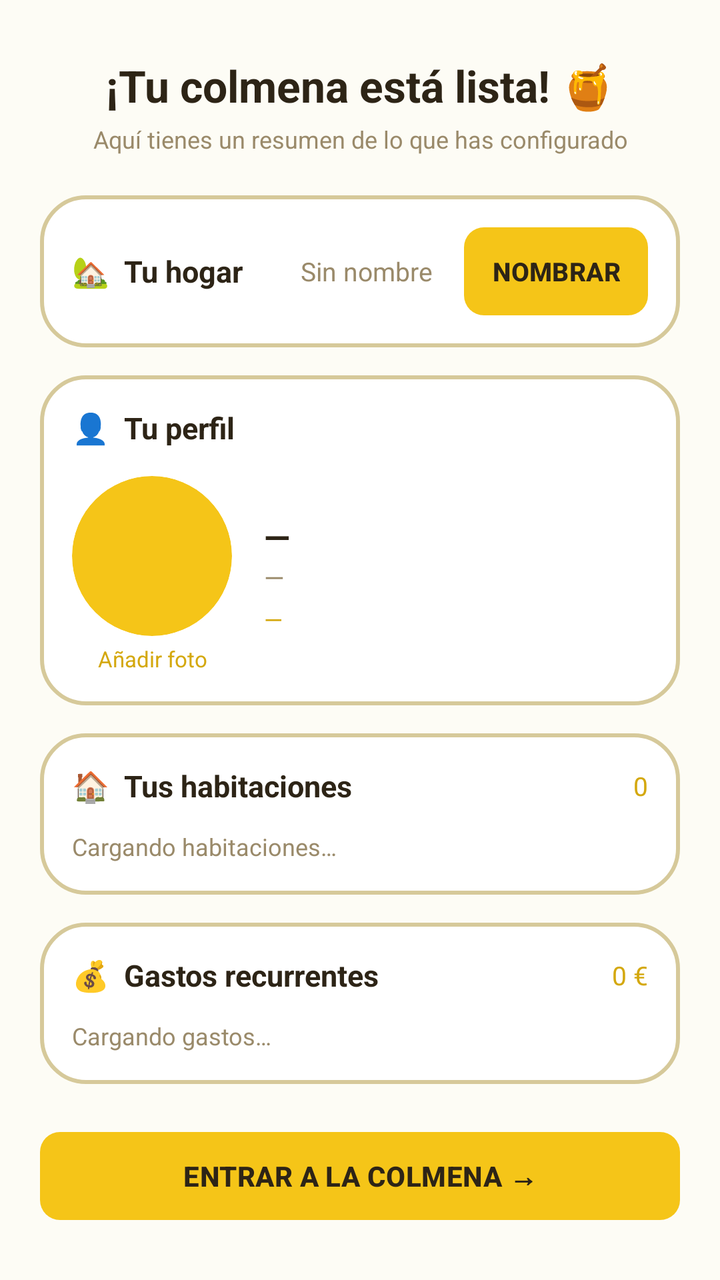
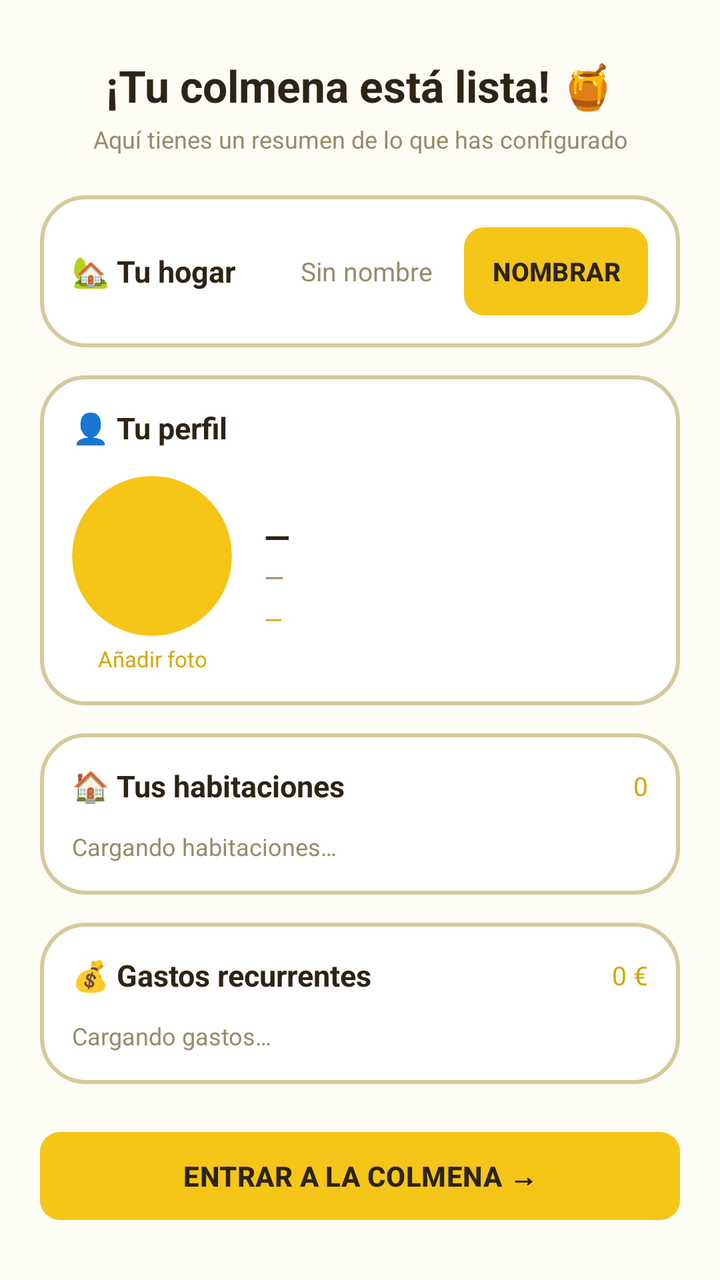

The first picture is an Android layout as it rendered before a commit; the second is the same layout after the commit. The layout source and the unified diff follow.
<!-- AndroidManifest.xml: application theme Theme.HomneyApp -->
<!-- res/layout/activity_activity4_resumen_registro.xml -->
<?xml version="1.0" encoding="utf-8"?>
<FrameLayout xmlns:android="http://schemas.android.com/apk/res/android"
    xmlns:app="http://schemas.android.com/apk/res-auto"
    android:layout_width="match_parent"
    android:layout_height="match_parent"
    android:background="@color/background">

    
    <ScrollView
        android:id="@+id/scroll_resumen"
        android:layout_width="match_parent"
        android:layout_height="match_parent"
        android:fillViewport="true"
        android:paddingBottom="16dp">

        <LinearLayout
            android:layout_width="match_parent"
            android:layout_height="wrap_content"
            android:orientation="vertical"
            android:padding="20dp">

            
            <TextView
                android:layout_width="match_parent"
                android:layout_height="wrap_content"
                android:text="¡Tu colmena está lista! 🍯"
                android:textColor="@color/text"
                android:textSize="22sp"
                android:textStyle="bold"
                android:gravity="center"
                android:layout_marginTop="8dp"
                android:layout_marginBottom="4dp" />

            <TextView
                android:layout_width="match_parent"
                android:layout_height="wrap_content"
                android:text="Aquí tienes un resumen de lo que has configurado"
                style="@style/Homney.Text.Muted"
                android:gravity="center"
                android:layout_marginBottom="20dp" />

            
            <LinearLayout
                android:id="@+id/card_hogar_nombre"
                android:layout_width="match_parent"
                android:layout_height="wrap_content"
                android:orientation="horizontal"
                android:gravity="center_vertical"
                android:background="@drawable/bg_auth_box"
                android:padding="16dp"
                android:layout_marginBottom="14dp">

                <TextView
                    android:layout_width="0dp"
                    android:layout_height="wrap_content"
                    android:layout_weight="1"
                    android:text="🏡  Tu hogar"
                    android:textColor="@color/text"
                    android:textSize="15sp"
                    android:textStyle="bold" />

                <TextView
                    android:id="@+id/tv_nombre_hogar_resumen"
                    android:layout_width="0dp"
                    android:layout_height="wrap_content"
                    android:layout_weight="1"
                    android:text="Sin nombre"
                    android:textColor="@color/muted"
                    android:textSize="13sp"
                    android:gravity="center"
                    android:ellipsize="end"
                    android:maxLines="1" />

                <Button
                    android:id="@+id/btn_nombrar_hogar"
                    style="@style/Homney.Button.Primary"
                    android:layout_width="wrap_content"
                    android:layout_height="wrap_content"
                    android:text="Nombrar"
                    android:textSize="13sp"
                    android:paddingStart="14dp"
                    android:paddingEnd="14dp" />
            </LinearLayout>

            
            <LinearLayout
                android:layout_width="match_parent"
                android:layout_height="wrap_content"
                android:orientation="vertical"
                android:background="@drawable/bg_auth_box"
                android:padding="16dp"
                android:layout_marginBottom="14dp">

                <TextView
                    android:layout_width="wrap_content"
                    android:layout_height="wrap_content"
                    android:text="👤  Tu perfil"
                    android:textColor="@color/text"
                    android:textSize="15sp"
                    android:textStyle="bold"
                    android:layout_marginBottom="14dp" />

                
                <LinearLayout
                    android:layout_width="match_parent"
                    android:layout_height="wrap_content"
                    android:orientation="horizontal"
                    android:gravity="center_vertical">

                    
                    <LinearLayout
                        android:layout_width="wrap_content"
                        android:layout_height="wrap_content"
                        android:orientation="vertical"
                        android:gravity="center"
                        android:layout_marginEnd="16dp">

                        <ImageView
                            android:id="@+id/iv_avatar_resumen"
                            android:layout_width="80dp"
                            android:layout_height="80dp"
                            android:scaleType="centerCrop"
                            android:background="@drawable/bg_avatar_circle"
                            android:clipToOutline="true" />

                        <TextView
                            android:id="@+id/tv_cambiar_foto_resumen"
                            android:layout_width="wrap_content"
                            android:layout_height="wrap_content"
                            android:text="Añadir foto"
                            android:textColor="@color/accent_dark"
                            android:textSize="11sp"
                            android:paddingTop="4dp"
                            android:gravity="center" />
                    </LinearLayout>

                    
                    <LinearLayout
                        android:layout_width="0dp"
                        android:layout_height="wrap_content"
                        android:layout_weight="1"
                        android:orientation="vertical">

                        <TextView
                            android:id="@+id/tv_nombre_resumen"
                            android:layout_width="wrap_content"
                            android:layout_height="wrap_content"
                            android:text="—"
                            android:textColor="@color/text"
                            android:textSize="17sp"
                            android:textStyle="bold" />

                        <TextView
                            android:id="@+id/tv_email_resumen"
                            android:layout_width="wrap_content"
                            android:layout_height="wrap_content"
                            android:text="—"
                            style="@style/Homney.Text.Muted"
                            android:textSize="13sp" />

                        <TextView
                            android:id="@+id/tv_rol_resumen"
                            android:layout_width="wrap_content"
                            android:layout_height="wrap_content"
                            android:text="—"
                            android:textColor="@color/accent_dark"
                            android:textSize="12sp"
                            android:layout_marginTop="4dp" />
                    </LinearLayout>
                </LinearLayout>
            </LinearLayout>

            
            <LinearLayout
                android:layout_width="match_parent"
                android:layout_height="wrap_content"
                android:orientation="vertical"
                android:background="@drawable/bg_auth_box"
                android:padding="16dp"
                android:layout_marginBottom="14dp">

                <LinearLayout
                    android:layout_width="match_parent"
                    android:layout_height="wrap_content"
                    android:orientation="horizontal"
                    android:gravity="center_vertical"
                    android:layout_marginBottom="12dp">

                    <TextView
                        android:layout_width="0dp"
                        android:layout_height="wrap_content"
                        android:layout_weight="1"
                        android:text="🏠  Tus habitaciones"
                        android:textColor="@color/text"
                        android:textSize="15sp"
                        android:textStyle="bold" />

                    <TextView
                        android:id="@+id/tv_num_habitaciones"
                        android:layout_width="wrap_content"
                        android:layout_height="wrap_content"
                        android:text="0"
                        android:textColor="@color/accent_dark"
                        android:textSize="13sp" />
                </LinearLayout>

                
                <LinearLayout
                    android:id="@+id/ll_habitaciones_resumen"
                    android:layout_width="match_parent"
                    android:layout_height="wrap_content"
                    android:orientation="vertical">

                    
                    <TextView
                        android:id="@+id/tv_hab_loading"
                        style="@style/Homney.Text.Muted"
                        android:layout_width="wrap_content"
                        android:layout_height="wrap_content"
                        android:text="Cargando habitaciones…" />
                </LinearLayout>
            </LinearLayout>

            
            <LinearLayout
                android:layout_width="match_parent"
                android:layout_height="wrap_content"
                android:orientation="vertical"
                android:background="@drawable/bg_auth_box"
                android:padding="16dp"
                android:layout_marginBottom="24dp">

                <LinearLayout
                    android:layout_width="match_parent"
                    android:layout_height="wrap_content"
                    android:orientation="horizontal"
                    android:gravity="center_vertical"
                    android:layout_marginBottom="12dp">

                    <TextView
                        android:layout_width="0dp"
                        android:layout_height="wrap_content"
                        android:layout_weight="1"
                        android:text="💰  Gastos recurrentes"
                        android:textColor="@color/text"
                        android:textSize="15sp"
                        android:textStyle="bold" />

                    <TextView
                        android:id="@+id/tv_total_gastos"
                        android:layout_width="wrap_content"
                        android:layout_height="wrap_content"
                        android:text="0 €"
                        android:textColor="@color/accent_dark"
                        android:textSize="13sp" />
                </LinearLayout>

                
                <LinearLayout
                    android:id="@+id/ll_gastos_resumen"
                    android:layout_width="match_parent"
                    android:layout_height="wrap_content"
                    android:orientation="vertical">

                    <TextView
                        android:id="@+id/tv_gastos_loading"
                        style="@style/Homney.Text.Muted"
                        android:layout_width="wrap_content"
                        android:layout_height="wrap_content"
                        android:text="Cargando gastos…" />
                </LinearLayout>
            </LinearLayout>

            
            <Button
                android:id="@+id/btn_entrar_colmena"
                style="@style/Homney.Button.Primary"
                android:layout_width="match_parent"
                android:layout_height="wrap_content"
                android:text="Entrar a la colmena →"
                android:layout_marginBottom="8dp" />

        </LinearLayout>
    </ScrollView>


</FrameLayout>
<!-- resources referenced by this layout -->
<resources>
  <color name="accent_dark">#D4A80E</color>
  <color name="background">#FDFCF5</color>
  <color name="muted">#9A8A6A</color>
  <color name="text">#2D2416</color>
  <!-- drawable bg_auth_box (drawable) -->
  <?xml version="1.0" encoding="utf-8"?>
  <shape xmlns:android="http://schemas.android.com/apk/res/android"
      android:shape="rectangle">
      <solid android:color="@color/surface" />
      <stroke android:width="2dp" android:color="@color/border2" />
      <corners android:radius="22dp" />
  </shape>
  <!-- drawable bg_avatar_circle (drawable) -->
  <?xml version="1.0" encoding="utf-8"?>
  <shape xmlns:android="http://schemas.android.com/apk/res/android"
      android:shape="oval">
      <solid android:color="@color/accent" />
  </shape>
  <style name="Homney.Button.Primary" parent="Homney.Button.Base">
          <item name="android:background">@drawable/bg_button_primary</item>
          <item name="android:textColor">@color/text</item>
      </style>
  <style name="Homney.Text.Muted" parent="Homney.Text">
          <item name="android:textColor">@color/muted</item>
          <item name="android:textSize">12sp</item>
      </style>
  <style name="Theme.HomneyApp" parent="Theme.MaterialComponents.DayNight.DarkActionBar">
          
          <item name="colorPrimary">@color/accent</item>
          <item name="colorPrimaryVariant">@color/accent_dark</item>
          <item name="colorOnPrimary">@color/text</item>
          
          <item name="colorSecondary">@color/green</item>
          <item name="colorSecondaryVariant">@color/green_dark</item>
          <item name="colorOnSecondary">@color/text</item>
          
          <item name="android:colorBackground">@color/background</item>
          <item name="colorSurface">@color/surface</item>
          <item name="colorOnSurface">@color/text</item>
          
          <item name="android:statusBarColor" tools:targetApi="l">@color/accent_dark</item>
      </style>
  <color name="surface">#FFFFFFFF</color>
  <color name="border2">#D6C99A</color>
  <color name="accent">#F5C518</color>
  <style name="Homney.Button.Base" parent="Widget.AppCompat.Button">
          <item name="android:minHeight">44dp</item>
          <item name="android:paddingLeft">20dp</item>
          <item name="android:paddingRight">20dp</item>
          <item name="android:paddingTop">10dp</item>
          <item name="android:paddingBottom">10dp</item>
          <item name="android:textSize">14sp</item>
          <item name="android:textStyle">bold</item>
          <item name="android:fontFamily">sans-serif-medium</item>
          <item name="android:letterSpacing">0.01</item>
          <item name="android:stateListAnimator">@null</item>
          <item name="android:insetTop">0dp</item>
          <item name="android:insetBottom">0dp</item>
          
          <item name="backgroundTint">@null</item>
          <item name="android:backgroundTint">@null</item>
      </style>
  <style name="Homney.Text" parent="" />
  <color name="green">#7CC87A</color>
  <color name="green_dark">#58A856</color>
  <color name="accent_disabled">#8CF5C518</color>
  <!-- unchanged entries left out for length: 1 -->
</resources>

<!-- the commit's change to res/layout/activity_activity4_resumen_registro.xml (unified diff, before → after) -->
@@ -23,7 +23,7 @@
             <TextView
                 android:layout_width="match_parent"
                 android:layout_height="wrap_content"
-                android:text="¡Tu colmena está lista! 🍯"
+                android:text="@string/tu_colmena_est_lista"
                 android:textColor="@color/text"
                 android:textSize="22sp"
                 android:textStyle="bold"
@@ -34,7 +34,7 @@
             <TextView
                 android:layout_width="match_parent"
                 android:layout_height="wrap_content"
-                android:text="Aquí tienes un resumen de lo que has configurado"
+                android:text="@string/aqu_tienes_un_resumen_de_lo_que_has_configurado"
                 style="@style/Homney.Text.Muted"
                 android:gravity="center"
                 android:layout_marginBottom="20dp" />
@@ -54,7 +54,7 @@
                     android:layout_width="0dp"
                     android:layout_height="wrap_content"
                     android:layout_weight="1"
-                    android:text="🏡  Tu hogar"
+                    android:text="@string/tu_hogar"
                     android:textColor="@color/text"
                     android:textSize="15sp"
                     android:textStyle="bold" />
@@ -76,7 +76,7 @@
                     style="@style/Homney.Button.Primary"
                     android:layout_width="wrap_content"
                     android:layout_height="wrap_content"
-                    android:text="Nombrar"
+                    android:text="@string/nombrar"
                     android:textSize="13sp"
                     android:paddingStart="14dp"
                     android:paddingEnd="14dp" />
@@ -94,7 +94,7 @@
                 <TextView
                     android:layout_width="wrap_content"
                     android:layout_height="wrap_content"
-                    android:text="👤  Tu perfil"
+                    android:text="@string/tu_perfil"
                     android:textColor="@color/text"
                     android:textSize="15sp"
                     android:textStyle="bold"
@@ -190,7 +190,7 @@
                         android:layout_width="0dp"
                         android:layout_height="wrap_content"
                         android:layout_weight="1"
-                        android:text="🏠  Tus habitaciones"
+                        android:text="@string/tus_habitaciones"
                         android:textColor="@color/text"
                         android:textSize="15sp"
                         android:textStyle="bold" />
@@ -241,7 +241,7 @@
                         android:layout_width="0dp"
                         android:layout_height="wrap_content"
                         android:layout_weight="1"
-                        android:text="💰  Gastos recurrentes"
+                        android:text="@string/gastos_recurrentes_nuevo"
                         android:textColor="@color/text"
                         android:textSize="15sp"
                         android:textStyle="bold" />
@@ -277,7 +277,7 @@
                 style="@style/Homney.Button.Primary"
                 android:layout_width="match_parent"
                 android:layout_height="wrap_content"
-                android:text="Entrar a la colmena →"
+                android:text="@string/entrar_a_la_colmena"
                 android:layout_marginBottom="8dp" />
 
         </LinearLayout>
<!-- resource entries referenced after the edit -->
@@ -18,6 +18,14 @@
       android:shape="oval">
       <solid android:color="@color/accent" />
   </shape>
+  <string name="aqu_tienes_un_resumen_de_lo_que_has_configurado">Aquí tienes un resumen de lo que has configurado</string>
+  <string name="entrar_a_la_colmena">Entrar a la colmena →</string>
+  <string name="gastos_recurrentes_nuevo">💰 Gastos recurrentes</string>
+  <string name="nombrar">Nombrar</string>
+  <string name="tu_colmena_est_lista">¡Tu colmena está lista! 🍯</string>
+  <string name="tu_hogar">🏡 Tu hogar</string>
+  <string name="tu_perfil">👤 Tu perfil</string>
+  <string name="tus_habitaciones">🏠 Tus habitaciones</string>
   <style name="Homney.Button.Primary" parent="Homney.Button.Base">
           <item name="android:background">@drawable/bg_button_primary</item>
           <item name="android:textColor">@color/text</item>
